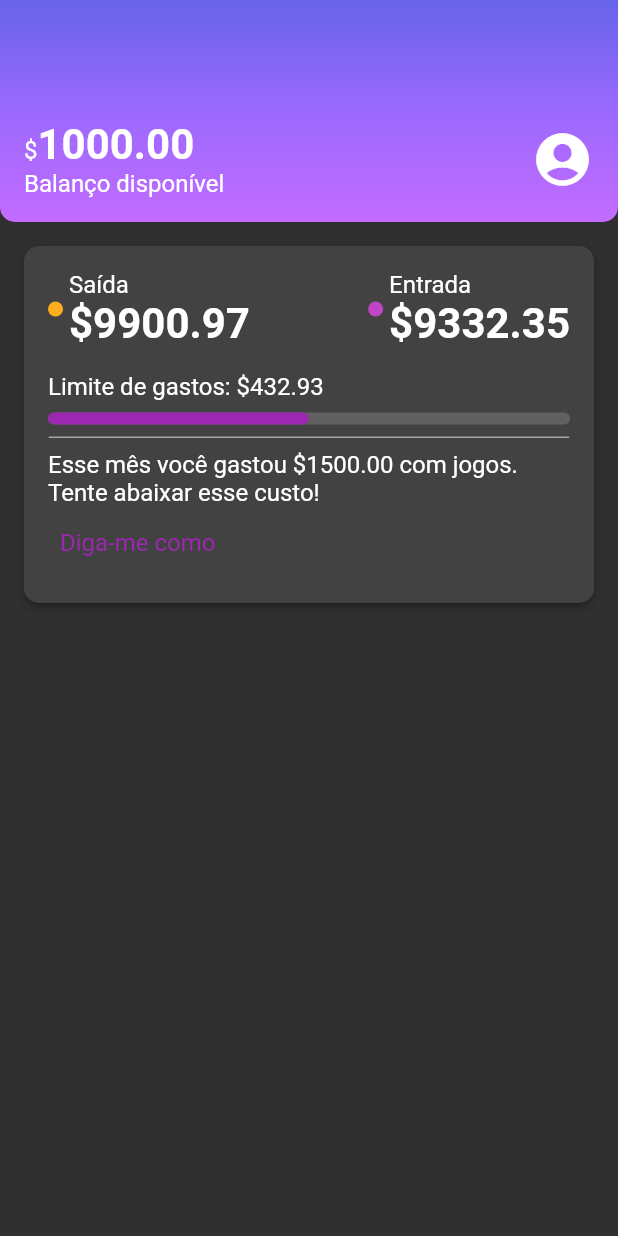
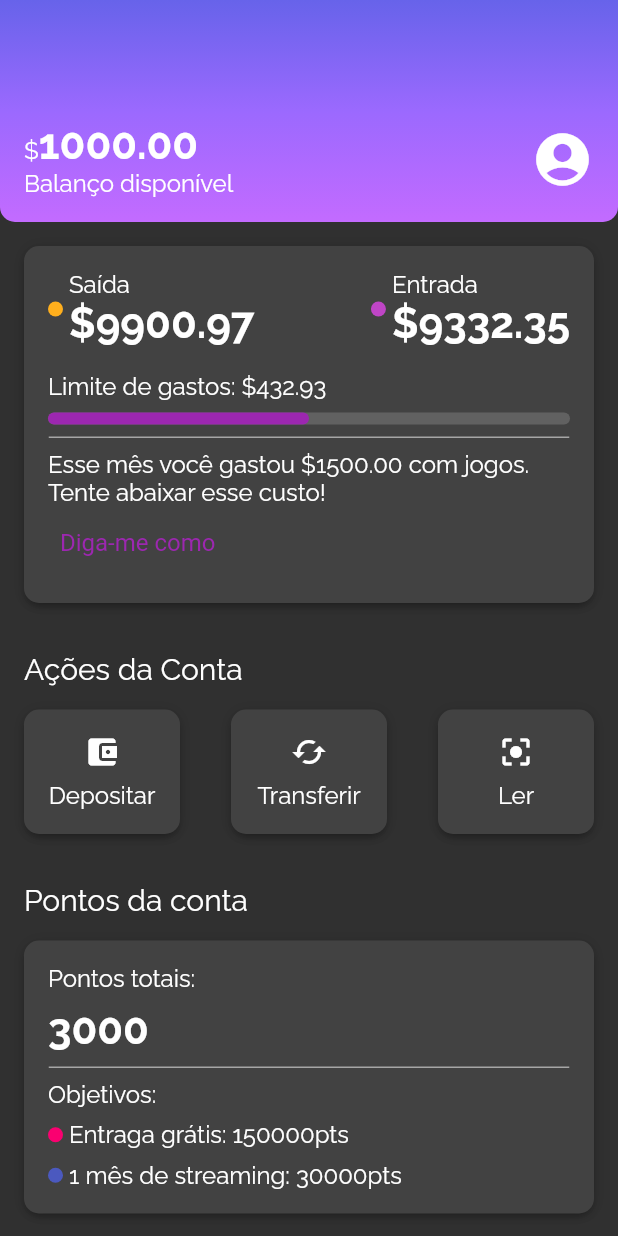
Before and after one commit to pedrohocc/Alura, a Flutter app: the screen it shows after launch, on a phone screen of 412 x 824 dp. Run offline on Flutter 3.47's test engine with Material 2 defaults, Android fonts, the phone set to English and light mode, and no system bars; our stand-ins replace logger, shared_preferences, sqflite; missing offline and left inert: http_interceptor; accounts and stored records are empty.

Commit message:
Fim do curso `Flutter: estilizando e reproduzindo layouts`

```diff
--- a/flutter/alubank/lib/components/box_card.dart
+++ b/flutter/alubank/lib/components/box_card.dart
@@ -6,7 +6,7 @@ class BoxCard extends StatelessWidget {
 
   @override
   Widget build(BuildContext context) {
-    return Container(
+    return Ink(
       padding: const EdgeInsets.all(16),
       decoration: BoxDecoration(
           color: Theme.of(context).cardColor,
--- /dev/null
+++ b/flutter/alubank/lib/components/sections/account_actions.dart
@@ -0,0 +1,82 @@
+import 'package:alubank/components/box_card.dart';
+import 'package:flutter/material.dart';
+
+class AccountActions extends StatelessWidget {
+  const AccountActions({super.key});
+
+  @override
+  Widget build(BuildContext context) {
+    return Padding(
+      padding: const EdgeInsets.all(16.0),
+      child: Column(
+        crossAxisAlignment: CrossAxisAlignment.start,
+        children: [
+          Padding(
+            padding: const EdgeInsets.only(bottom: 16),
+            child: Text(
+              'Ações da Conta',
+              style: Theme.of(context).textTheme.titleMedium,
+            ),
+          ),
+          Row(
+            mainAxisAlignment: MainAxisAlignment.spaceBetween,
+            children: [
+              InkWell(
+                borderRadius: BorderRadius.circular(10),
+                onTap: () {},
+                child: const BoxCard(
+                  boxContent: _AccountActionsContent(
+                    icone: Icons.account_balance_wallet,
+                    texto: 'Depositar',
+                  ),
+                ),
+              ),
+              InkWell(
+                borderRadius: BorderRadius.circular(10),
+                onTap: () {},
+                child: const BoxCard(
+                  boxContent: _AccountActionsContent(
+                    icone: Icons.cached,
+                    texto: 'Transferir',
+                  ),
+                ),
+              ),
+              InkWell(
+                borderRadius: BorderRadius.circular(10),
+                onTap: () {},
+                child: const BoxCard(
+                  boxContent: _AccountActionsContent(
+                    icone: Icons.center_focus_strong,
+                    texto: 'Ler',
+                  ),
+                ),
+              ),
+            ],
+          )
+        ],
+      ),
+    );
+  }
+}
+
+class _AccountActionsContent extends StatelessWidget {
+  final IconData icone;
+  final String texto;
+  const _AccountActionsContent({required this.icone, required this.texto});
+
+  @override
+  Widget build(BuildContext context) {
+    return SizedBox(
+      width: 72,
+      child: Column(
+        children: [
+          Padding(
+            padding: const EdgeInsets.only(bottom: 8),
+            child: Icon(icone),
+          ),
+          Text(texto)
+        ],
+      ),
+    );
+  }
+}
--- /dev/null
+++ b/flutter/alubank/lib/components/sections/account_points.dart
@@ -0,0 +1,85 @@
+import 'package:alubank/components/box_card.dart';
+import 'package:alubank/components/color_dot.dart';
+import 'package:alubank/components/division.dart';
+import 'package:flutter/material.dart';
+
+class AccountPoints extends StatelessWidget {
+  const AccountPoints({super.key});
+
+  @override
+  Widget build(BuildContext context) {
+    return Padding(
+      padding: const EdgeInsets.all(16.0),
+      child: Column(
+        crossAxisAlignment: CrossAxisAlignment.start,
+        children: [
+          Padding(
+            padding: const EdgeInsets.only(bottom: 16),
+            child: Text(
+              'Pontos da conta',
+              style: Theme.of(context).textTheme.titleMedium,
+            ),
+          ),
+          const BoxCard(boxContent: _AccountPointsContent())
+        ],
+      ),
+    );
+  }
+}
+
+class _AccountPointsContent extends StatelessWidget {
+  const _AccountPointsContent();
+
+  @override
+  Widget build(BuildContext context) {
+    return Column(
+      crossAxisAlignment: CrossAxisAlignment.start,
+      children: [
+        const Padding(
+          padding: EdgeInsets.only(bottom: 8),
+          child: Text('Pontos totais:'),
+        ),
+        Padding(
+          padding: const EdgeInsets.only(bottom: 8),
+          child: Text(
+            '3000',
+            style: Theme.of(context).textTheme.bodyLarge,
+          ),
+        ),
+        const Padding(
+          padding: EdgeInsets.only(bottom: 8),
+          child: DivisionWidget(),
+        ),
+        const Padding(
+          padding: EdgeInsets.only(bottom: 8),
+          child: Text('Objetivos:'),
+        ),
+        const Padding(
+          padding: EdgeInsets.only(bottom: 8),
+          child: Row(
+            children: [
+              Padding(
+                padding: EdgeInsets.only(right: 4),
+                child: ColorDot(
+                  color: Color.fromRGBO(250, 0, 112, 1),
+                ),
+              ),
+              Text('Entraga grátis: 150000pts')
+            ],
+          ),
+        ),
+        const Row(
+          children: [
+            Padding(
+              padding: EdgeInsets.only(right: 4),
+              child: ColorDot(
+                color: Color.fromRGBO(75, 89, 191, 1),
+              ),
+            ),
+            Text('1 mês de streaming: 30000pts')
+          ],
+        ),
+      ],
+    );
+  }
+}
--- a/flutter/alubank/lib/components/sections/recent_activity.dart
+++ b/flutter/alubank/lib/components/sections/recent_activity.dart
@@ -1,3 +1,4 @@
+import 'package:alubank/components/box_card.dart';
 import 'package:alubank/components/color_dot.dart';
 import 'package:alubank/components/division.dart';
 import 'package:alubank/themes/theme_colors.dart';
@@ -8,7 +9,10 @@ class RecentActivity extends StatelessWidget {
 
   @override
   Widget build(BuildContext context) {
-    return Column(
+    return Padding(
+      padding: const EdgeInsets.all(16.0),
+      child: BoxCard(
+        boxContent: Column(
           crossAxisAlignment: CrossAxisAlignment.start,
           children: [
             Row(
@@ -23,7 +27,7 @@ class RecentActivity extends StatelessWidget {
                     Column(
                       crossAxisAlignment: CrossAxisAlignment.start,
                       children: [
-                    Text('Saída'),
+                        const Text('Saída'),
                         Text(
                           '\$9900.97',
                           style: Theme.of(context).textTheme.bodyLarge,
@@ -41,7 +45,7 @@ class RecentActivity extends StatelessWidget {
                     Column(
                       crossAxisAlignment: CrossAxisAlignment.start,
                       children: [
-                    Text('Entrada'),
+                        const Text('Entrada'),
                         Text(
                           '\$9332.35',
                           style: Theme.of(context).textTheme.bodyLarge,
@@ -71,11 +75,13 @@ class RecentActivity extends StatelessWidget {
                 'Esse mês você gastou \$1500.00 com jogos. Tente abaixar esse custo!'),
             TextButton(
               onPressed: () {},
-          child: Text(
+              child: const Text(
                 'Diga-me como',
               ),
             )
           ],
+        ),
+      ),
     );
   }
 }
--- a/flutter/alubank/lib/screens/home.dart
+++ b/flutter/alubank/lib/screens/home.dart
@@ -1,9 +1,7 @@
-import 'package:alubank/components/box_card.dart';
-import 'package:alubank/components/color_dot.dart';
-import 'package:alubank/components/division.dart';
+import 'package:alubank/components/sections/account_actions.dart';
+import 'package:alubank/components/sections/account_points.dart';
 import 'package:alubank/components/sections/header.dart';
 import 'package:alubank/components/sections/recent_activity.dart';
-import 'package:alubank/themes/theme_colors.dart';
 import 'package:flutter/material.dart';
 
 class HomeScreen extends StatelessWidget {
@@ -11,15 +9,16 @@ class HomeScreen extends StatelessWidget {
 
   @override
   Widget build(BuildContext context) {
-    return Scaffold(
-      body: Column(
-        children: [
-          const Header(),
-          Padding(
-            padding: const EdgeInsets.all(16.0),
-            child: BoxCard(boxContent: RecentActivity()),
-          )
-        ],
+    return const Scaffold(
+      body: SingleChildScrollView(
+        child: Column(
+          children: [
+            Header(),
+            RecentActivity(),
+            AccountActions(),
+            AccountPoints()
+          ],
+        ),
       ),
     );
   }
--- a/flutter/alubank/lib/themes/main_theme.dart
+++ b/flutter/alubank/lib/themes/main_theme.dart
@@ -7,10 +7,11 @@ ThemeData mainTheme = ThemeData(
   primarySwatch: mainColor,
   primaryColor: mainColor,
   brightness: Brightness.dark,
+  fontFamily: 'Raleway',
   textTheme: const TextTheme(
-    bodyMedium: TextStyle(fontSize: 16),
-    bodyLarge: TextStyle(fontSize: 28, fontWeight: FontWeight.bold),
-  ),
+      bodyMedium: TextStyle(fontSize: 16),
+      bodyLarge: TextStyle(fontSize: 28, fontWeight: FontWeight.bold),
+      titleMedium: TextStyle(fontSize: 20, fontWeight: FontWeight.normal)),
   textButtonTheme: const TextButtonThemeData(
     style: ButtonStyle(
       textStyle: MaterialStatePropertyAll(
```
Also changed, not shown: flutter/alubank/pubspec.yaml (+6 -4 lines), flutter/alubank/fonts/Raleway-Bold.ttf (added), flutter/alubank/fonts/Raleway-Regular.ttf (added). Lines whose indentation alone changed are shown as unchanged.
